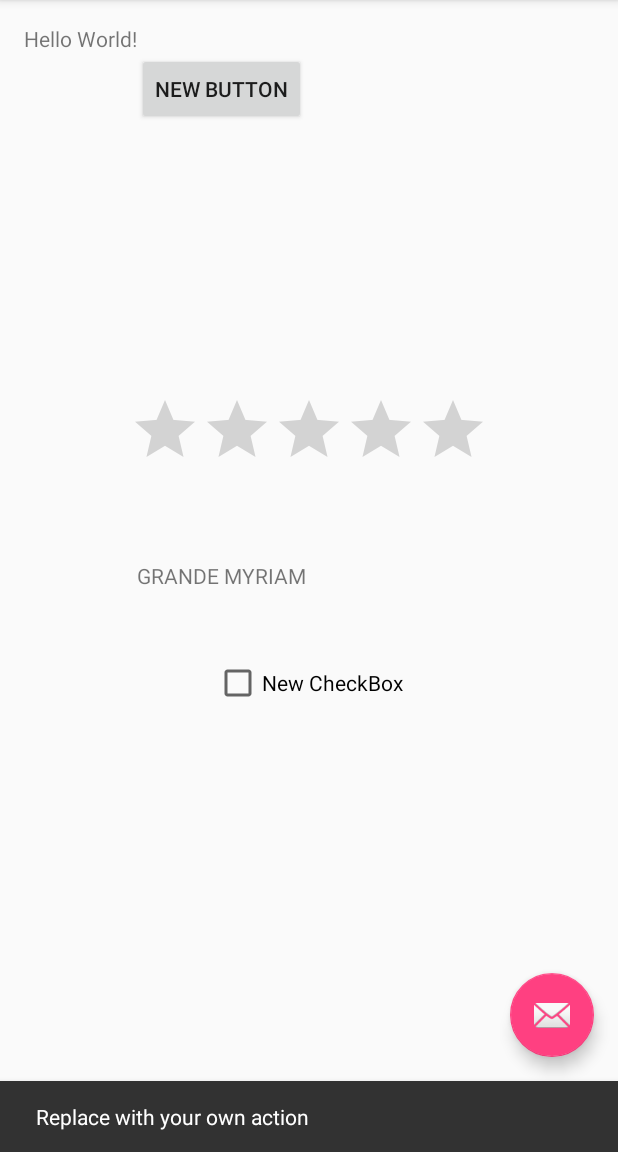
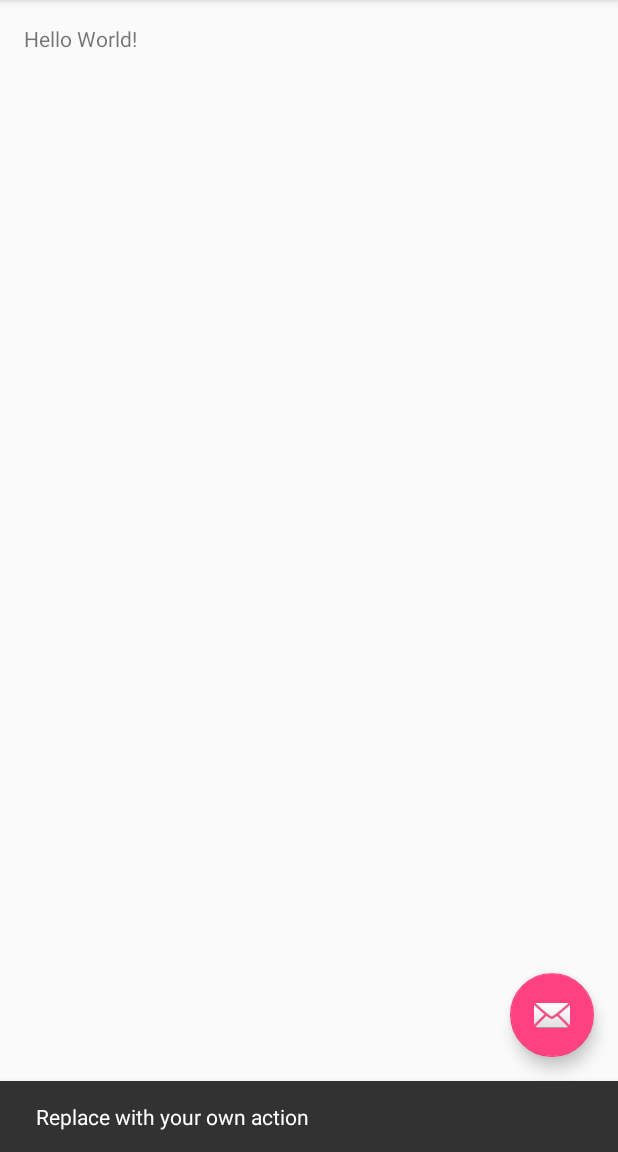
Before and after one commit to chesnais-mymy/AppliMyMa, an Android app: the screen it shows after launch (MainActivity), after a tap on an icon or button, on a phone screen of 412 x 824 dp, the part 84-1236 px from its top. Run offline under Robolectric (Android 15) with nearby library versions, the phone set to English and light mode, and no system bars.

Commit message:
test de mymy4

```diff
--- a/app/src/main/res/layout/content_main.xml
+++ b/app/src/main/res/layout/content_main.xml
@@ -13,40 +13,4 @@
         android:layout_height="wrap_content"
         android:id="@+id/textView2" />
 
-    <Button
-        android:layout_width="wrap_content"
-        android:layout_height="wrap_content"
-        android:text="New Button"
-        android:id="@+id/button2"
-        android:layout_below="@+id/textView2"
-        android:layout_toRightOf="@+id/textView2"
-        android:layout_toEndOf="@+id/textView2" />
-
-    <TextView
-        android:layout_width="wrap_content"
-        android:layout_height="wrap_content"
-        android:textAppearance="?android:attr/textAppearanceSmall"
-        android:text="GRANDE MYRIAM"
-        android:id="@+id/textView"
-        android:layout_centerVertical="true"
-        android:layout_alignRight="@+id/button2"
-        android:layout_alignEnd="@+id/button2" />
-
-    <CheckBox
-        android:layout_width="wrap_content"
-        android:layout_height="wrap_content"
-        android:text="New CheckBox"
-        android:id="@+id/checkBox"
-        android:layout_below="@+id/textView"
-        android:layout_centerHorizontal="true"
-        android:layout_marginTop="46dp" />
-
-    <RatingBar
-        android:layout_width="wrap_content"
-        android:layout_height="wrap_content"
-        android:id="@+id/ratingBar"
-        android:layout_above="@+id/textView"
-        android:layout_centerHorizontal="true"
-        android:layout_marginBottom="54dp" />
-
 </RelativeLayout>
```
Also changed, not shown: 1 other file.
